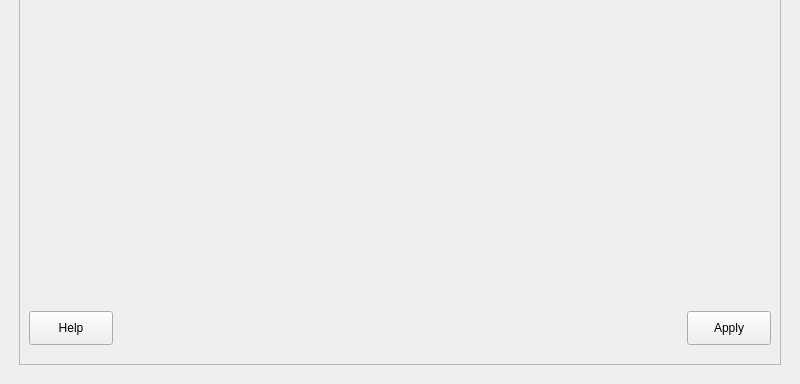
Old version of the form lliurex-flavours-selector/python3-lliurexflavourselector/rsrc/mainWindow.ui in the repository lliurex/zero-lliurex-flavours; both pictures show x 0 to 800 and y 256 to 640 of the 800 by 640 pixel window.
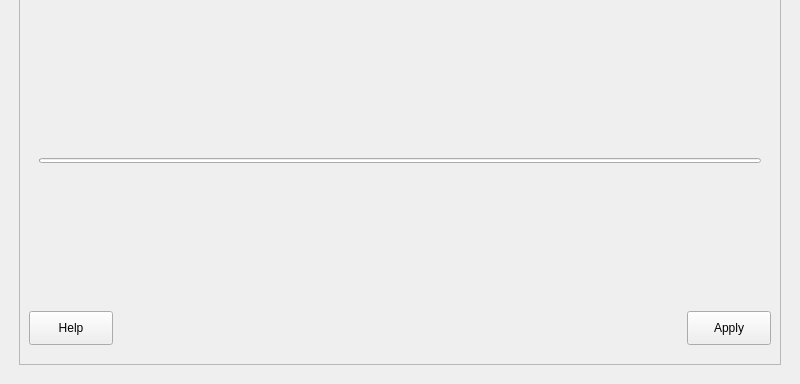
New version of the form. Icons and pictures are not drawn.

```diff
--- a/lliurex-flavours-selector/python3-lliurexflavourselector/rsrc/mainWindow.ui
+++ b/lliurex-flavours-selector/python3-lliurexflavourselector/rsrc/mainWindow.ui
@@ -22,7 +22,7 @@
   <property name="minimumSize">
    <size>
     <width>800</width>
-    <height>250</height>
+    <height>200</height>
    </size>
   </property>
   <property name="windowTitle">
@@ -251,6 +251,53 @@
             </item>
            </layout>
           </item>
+          <item>
+           <layout class="QHBoxLayout" name="horizontalLayout_4" stretch="0">
+            <property name="spacing">
+             <number>0</number>
+            </property>
+            <property name="leftMargin">
+             <number>10</number>
+            </property>
+            <property name="topMargin">
+             <number>0</number>
+            </property>
+            <property name="rightMargin">
+             <number>10</number>
+            </property>
+            <property name="bottomMargin">
+             <number>0</number>
+            </property>
+            <item>
+             <widget class="QProgressBar" name="progressBar">
+              <property name="minimumSize">
+               <size>
+                <width>0</width>
+                <height>5</height>
+               </size>
+              </property>
+              <property name="maximumSize">
+               <size>
+                <width>16777215</width>
+                <height>5</height>
+               </size>
+              </property>
+              <property name="maximum">
+               <number>50</number>
+              </property>
+              <property name="value">
+               <number>0</number>
+              </property>
+              <property name="alignment">
+               <set>Qt::AlignCenter</set>
+              </property>
+              <property name="textVisible">
+               <bool>false</bool>
+              </property>
+             </widget>
+            </item>
+           </layout>
+          </item>
           <item>
            <layout class="QHBoxLayout" name="horizontalLayout" stretch="0,0">
             <property name="leftMargin">
```
